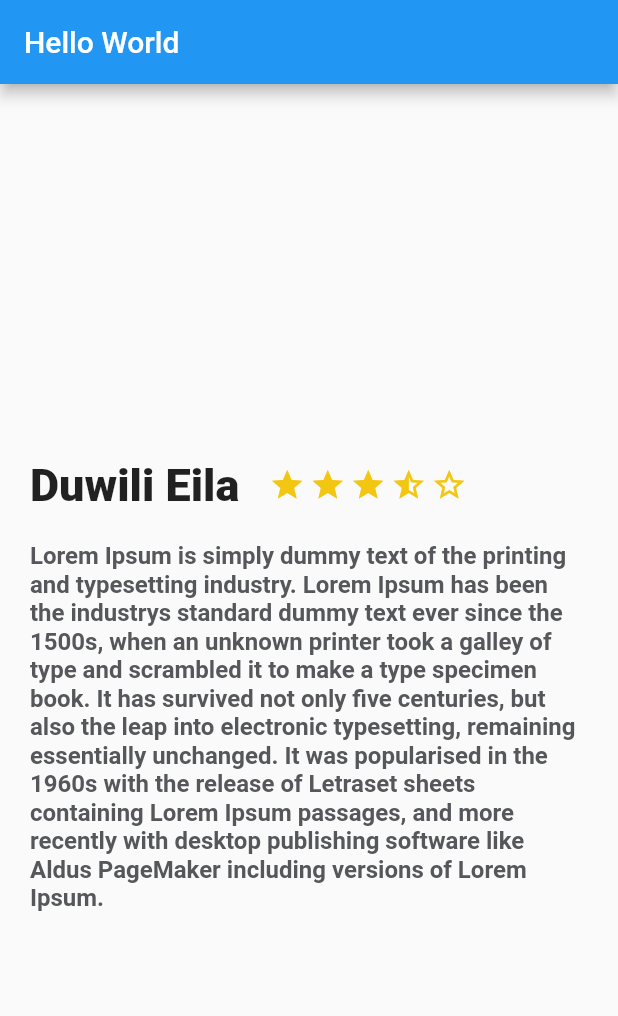
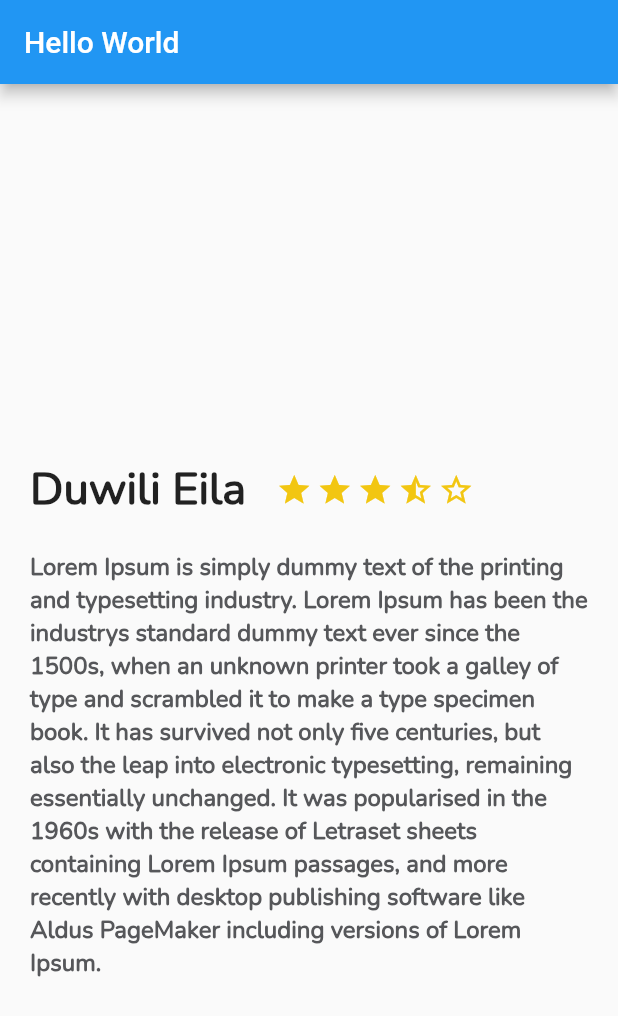
Before and after one commit to andresmauricio/flutter_trips, a Flutter app: the screen it shows after launch, on a phone screen of 412 x 824 dp. Shown: the top 1016 px of the screen. Run offline on Flutter 3.47's test engine with Material 2 defaults, Android fonts, the phone set to English and light mode, and no system bars.

Commit message:
config font

```diff
--- a/lib/description_place.dart
+++ b/lib/description_place.dart
@@ -42,6 +42,7 @@ class DescriptionPlace extends StatelessWidget {
       child: Text(
         descriptionPlace.isNotEmpty ? descriptionPlace : loremText,
         style: TextStyle(
+          fontFamily:'Nunito',
             fontSize: 16.0,
             fontWeight: FontWeight.bold,
             color: Color(0xFF56575a)),
@@ -54,7 +55,7 @@ class DescriptionPlace extends StatelessWidget {
           margin: EdgeInsets.only(top: 250.0, left: 20.0, right: 20.0),
           child: Text(
             textPlace,
-            style: TextStyle(fontSize: 30.0, fontWeight: FontWeight.w900),
+            style: TextStyle(fontFamily:'Nunito', fontSize: 30.0, fontWeight: FontWeight.w900),
             textAlign: TextAlign.left,
           ),
         ),
--- a/pubspec.yaml
+++ b/pubspec.yaml
@@ -74,3 +74,7 @@ flutter:
   #
   # For details regarding fonts from package dependencies,
   # see https://flutter.dev/custom-fonts/#from-packages
+  fonts:
+    - family: Nunito
+      fonts:
+        - asset: fonts/Nunito-Regular.ttf
```
Also changed, not shown: fonts/Nunito-Regular.ttf (added).
